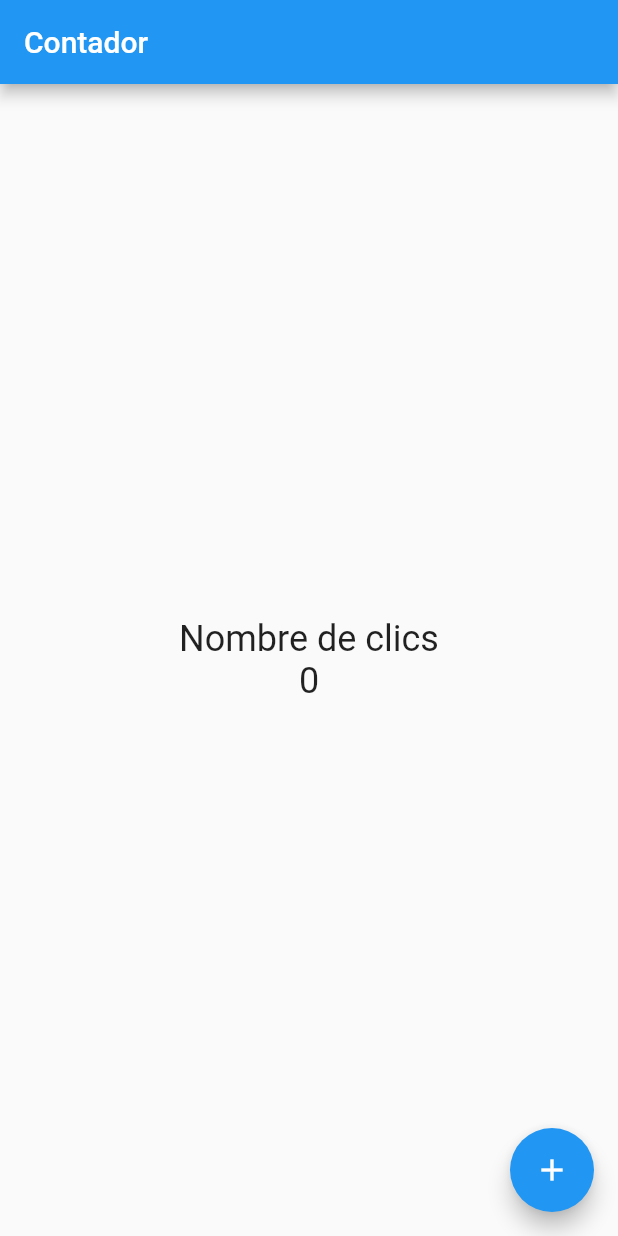
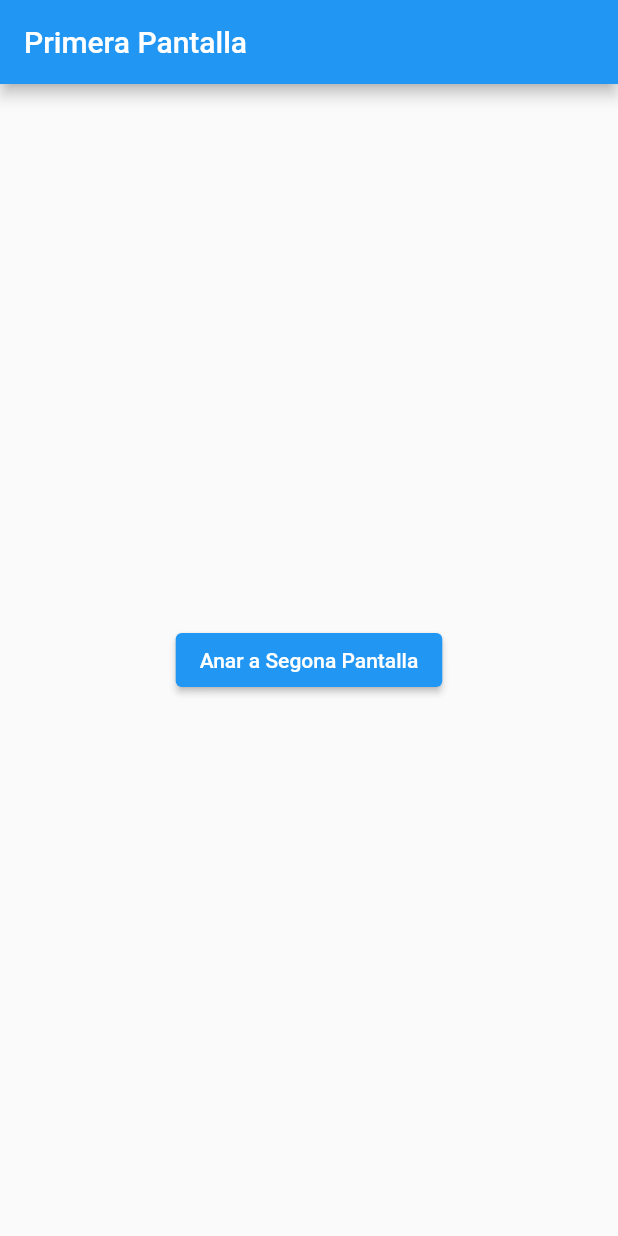
Before and after one commit to Snnas04/S2P-PMM, a Flutter app: the screen it shows after launch, on a phone screen of 412 x 824 dp. Run offline on Flutter 3.47's test engine with Material 2 defaults, Android fonts, the phone set to English and light mode, and no system bars.

Commit message:
noves app de flutter

```diff
--- a/FluttersProjects/flutter_introduction/lib/main.dart
+++ b/FluttersProjects/flutter_introduction/lib/main.dart
@@ -1,4 +1,6 @@
 import 'package:flutter/material.dart';
+import 'package:flutter_introduction/screens/primera_pantalla.dart';
+import 'package:flutter_introduction/screens/segona_pantalla.dart';
 
 void main() => runApp(const MyApp());
 
@@ -10,39 +12,11 @@ class MyApp extends StatelessWidget {
     return MaterialApp(
       debugShowCheckedModeBanner: false,
       title: 'My First Flutter App',
-      home: HomePage(),
+      routes: {
+        'home': (context) => const PrimeraPantall(),
+        'segona': (context) => const SegonaPantall(),
+      },
+      initialRoute: 'home',
     );
   }
 }
-
-class HomePage extends StatelessWidget {
-  final estil = const TextStyle(fontSize: 24);
-
-  @override
-  Widget build(BuildContext context) {
-    return Scaffold(
-        appBar: AppBar(
-          title: const Text('Contador'),
-        ),
-
-        body: Center(
-          child: Column(
-            mainAxisAlignment: MainAxisAlignment.center,
-            children: [
-              Text('Nombre de clics', style: estil),
-              Text('0', style: estil,)
-              ],
-          )
-        ),
-
-        floatingActionButton: FloatingActionButton(
-          onPressed: boto_polsat,
-          child: const Icon(Icons.add),
-        ),
-    );
-  }
-}
-
-void boto_polsat() {
-  print("S'ha pitjat el boto");
-}
--- /dev/null
+++ b/FluttersProjects/flutter_introduction/lib/screens/primera_pantalla.dart
@@ -0,0 +1,22 @@
+import 'package:flutter/material.dart';
+
+class PrimeraPantall extends StatelessWidget {
+  const PrimeraPantall({super.key});
+
+  @override
+  Widget build(BuildContext context) {
+    return Scaffold(
+      appBar: AppBar(
+        title: const Text('Primera Pantalla'),
+      ),
+      body: Center(
+        child: ElevatedButton(
+          onPressed: () {
+            Navigator.of(context).pushNamed('segona');
+          },
+          child: const Text('Anar a Segona Pantalla'),
+        ),
+      ),
+    );
+  }
+}
```
Also changed, not shown: FluttersProjects/flutter_introduction/lib/screens/contador_page.dart (added, +77 -0 lines), FluttersProjects/flutter_introduction/lib/screens/segona_pantalla.dart (added, +22 -0 lines), FluttersProjects/flutter_introduction/lib/recursos/center.dart (renamed from FluttersProjects/flutter_introduction/lib/center.dart), FluttersProjects/flutter_introduction/lib/recursos/icons.dart (renamed from FluttersProjects/flutter_introduction/lib/icons.dart), FluttersProjects/flutter_introduction/lib/recursos/imatge.dart (renamed from FluttersProjects/flutter_introduction/lib/imatge.dart), FluttersProjects/flutter_introduction/lib/recursos/texte.dart (renamed from FluttersProjects/flutter_introduction/lib/texte.dart).
